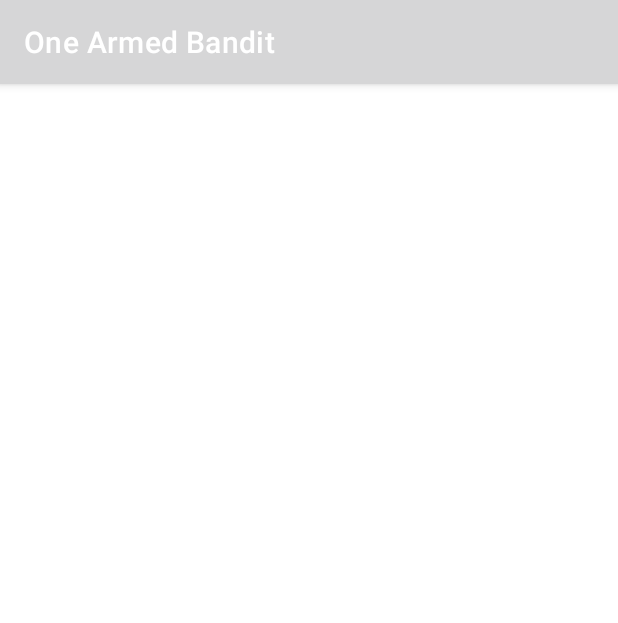
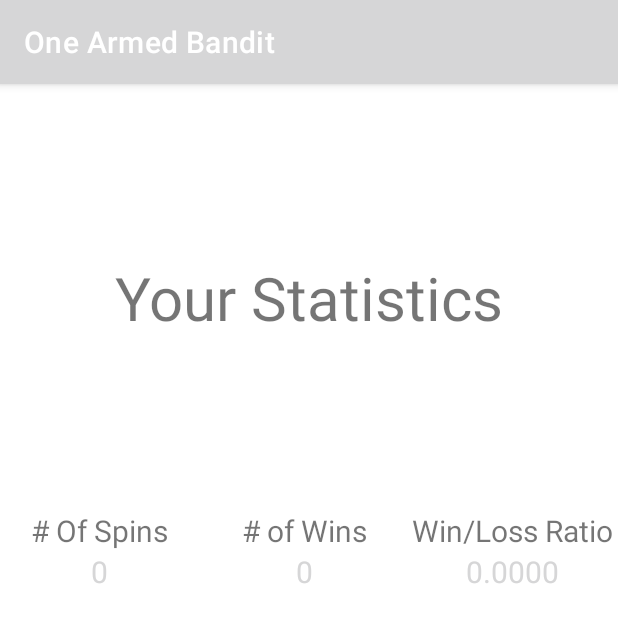
Before and after one commit to nfield0/OneArmedBandit, an Android app: the StatisticsActivity screen opened directly, with no data from a screen before it, on a phone screen of 412 x 824 dp. Shown: the top 623 px of the screen. Run offline under Robolectric (Android 15) with nearby library versions, the light colour scheme and no system bars.

Commit message:
Moved Statistics to StatisticsActivity.kt

```diff
--- a/app/src/main/java/com/example/onearmedbandit/InstructionsActivity.kt
+++ b/app/src/main/java/com/example/onearmedbandit/InstructionsActivity.kt
@@ -9,5 +9,4 @@ class InstructionsActivity : AppCompatActivity() {
         setContentView(R.layout.activity_instructions)
     }
 
-
 }
--- a/app/src/main/java/com/example/onearmedbandit/StatisticsActivity.kt
+++ b/app/src/main/java/com/example/onearmedbandit/StatisticsActivity.kt
@@ -2,10 +2,27 @@ package com.example.onearmedbandit
 
 import androidx.appcompat.app.AppCompatActivity
 import android.os.Bundle
+import android.util.Log
+import android.widget.TextView
 
 class StatisticsActivity : AppCompatActivity() {
     override fun onCreate(savedInstanceState: Bundle?) {
         super.onCreate(savedInstanceState)
         setContentView(R.layout.activity_statistics)
+
+
+        val spinCount = intent.getIntExtra("spinCount",0)
+        val winCount = intent.getIntExtra("winCount",0)
+        val winLossRatio = intent.getDoubleExtra("winLossRatio",0.0)
+        Log.d("spins IN STATS:", spinCount.toString())
+
+
+
+        val numSpinsView: TextView = findViewById(R.id.numSpins)
+        val numWinsView: TextView = findViewById(R.id.numWins)
+        val winLossRatioView: TextView = findViewById(R.id.winLossRatio)
+        numSpinsView.text = "$spinCount"
+        numWinsView.text = "$winCount"
+        winLossRatioView.text =  String.format("%.4f", winLossRatio)
     }
 }
--- a/app/src/main/res/layout/activity_statistics.xml
+++ b/app/src/main/res/layout/activity_statistics.xml
@@ -6,4 +6,87 @@
     android:layout_height="match_parent"
     tools:context=".StatisticsActivity">
 
+    <TextView
+        android:id="@+id/textView4"
+        android:layout_width="wrap_content"
+        android:layout_height="wrap_content"
+        android:text="Your Statistics"
+        android:textAlignment="textStart"
+        android:textSize="40sp"
+        app:layout_constraintBottom_toTopOf="@+id/tableLayout2"
+        app:layout_constraintEnd_toEndOf="parent"
+        app:layout_constraintStart_toStartOf="parent"
+        app:layout_constraintTop_toTopOf="parent" />
+
+    <TableLayout
+        android:id="@+id/tableLayout2"
+        android:layout_width="409dp"
+        android:layout_height="200dp"
+        app:layout_constraintBottom_toBottomOf="parent"
+        app:layout_constraintEnd_toEndOf="parent"
+        app:layout_constraintStart_toStartOf="parent"
+        app:layout_constraintTop_toTopOf="parent">
+
+        <TableRow
+            android:layout_width="match_parent"
+            android:layout_height="73dp">
+
+            <TextView
+                android:id="@+id/textView"
+                android:layout_width="130dp"
+                android:layout_height="wrap_content"
+                android:text="# Of Spins"
+                android:textAlignment="center"
+                android:textSize="20sp" />
+
+            <TextView
+                android:id="@+id/textView2"
+                android:layout_width="143dp"
+                android:layout_height="match_parent"
+                android:text="# of Wins"
+                android:textAlignment="center"
+                android:textSize="20sp" />
+
+            <TextView
+                android:id="@+id/textView3"
+                android:layout_width="wrap_content"
+                android:layout_height="wrap_content"
+                android:text="Win/Loss Ratio"
+                android:textAlignment="center"
+                android:textSize="20sp" />
+        </TableRow>
+
+        <TableRow
+            android:layout_width="match_parent"
+            android:layout_height="match_parent">
+
+            <TextView
+                android:id="@+id/numSpins"
+                android:layout_width="wrap_content"
+                android:layout_height="wrap_content"
+                android:textAlignment="center"
+                android:textColor="@color/red"
+                android:textSize="20sp"
+                tools:text="4" />
+
+            <TextView
+                android:id="@+id/numWins"
+                android:layout_width="wrap_content"
+                android:layout_height="wrap_content"
+                android:textAlignment="center"
+                android:textColor="@color/red"
+                android:textSize="20sp"
+                tools:text="1" />
+
+            <TextView
+                android:id="@+id/winLossRatio"
+                android:layout_width="wrap_content"
+                android:layout_height="wrap_content"
+                android:textAlignment="center"
+                android:textColor="@color/red"
+                android:textSize="20sp"
+                tools:text=".555" />
+        </TableRow>
+
+    </TableLayout>
 </androidx.constraintlayout.widget.ConstraintLayout>
```
Also changed, not shown: app/src/main/java/com/example/onearmedbandit/MainActivity.kt (+14 -10 lines), app/src/main/res/layout/activity_main.xml (+9 -70 lines).
